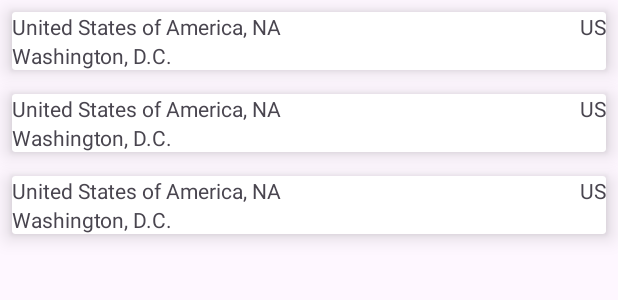
After one commit to davrukin/CountriesList, an Android app: the layout fragment_country_list.xml on its own in the app's theme, with its tools: preview values and no code run, on a phone screen of 412 x 824 dp. The commit adds this screen. Shown: the top 300 px of the screen. Run offline under Robolectric (Android 15) with nearby library versions, the phone set to English and light mode, and no system bars.

Commit message:
Added RecyclerView and Fragment code

```diff
--- a/app/build.gradle.kts
+++ b/app/build.gradle.kts
@@ -59,6 +59,9 @@ dependencies {
 	implementation(libs.material)
 	implementation(libs.androidx.activity)
 	implementation(libs.androidx.constraintlayout)
+	implementation(libs.androidx.cardView)
+	implementation(libs.androidx.fragment)
+	implementation(libs.androidx.recyclerView)
 	implementation(libs.kotlin.coroutines)
 	implementation(libs.kotlin.serialization.json)
 	implementation(libs.retrofit)
--- a/app/src/main/AndroidManifest.xml
+++ b/app/src/main/AndroidManifest.xml
@@ -13,7 +13,7 @@
         android:theme="@style/Theme.CountriesList"
         tools:targetApi="31">
         <activity
-            android:name=".MainActivity"
+            android:name=".presentation.MainActivity"
             android:exported="true">
             <intent-filter>
                 <action android:name="android.intent.action.MAIN" />
--- a/app/src/main/res/layout/activity_main.xml
+++ b/app/src/main/res/layout/activity_main.xml
@@ -5,12 +5,12 @@
     android:id="@+id/main"
     android:layout_width="match_parent"
     android:layout_height="match_parent"
-    tools:context=".MainActivity">
+    tools:context=".presentation.MainActivity">
 
-    <TextView
+    <androidx.fragment.app.FragmentContainerView
+        android:id="@+id/fragment_container_view"
         android:layout_width="wrap_content"
         android:layout_height="wrap_content"
-        android:text="Hello World!"
         app:layout_constraintBottom_toBottomOf="parent"
         app:layout_constraintEnd_toEndOf="parent"
         app:layout_constraintStart_toStartOf="parent"
--- /dev/null
+++ b/app/src/main/res/layout/fragment_country_list.xml
@@ -0,0 +1,14 @@
+<?xml version="1.0" encoding="utf-8"?>
+<LinearLayout xmlns:android="http://schemas.android.com/apk/res/android"
+    android:layout_width="match_parent"
+    android:layout_height="match_parent"
+    xmlns:tools="http://schemas.android.com/tools"
+    android:orientation="vertical">
+
+    <androidx.recyclerview.widget.RecyclerView
+        android:id="@+id/country_list"
+        android:layout_width="match_parent"
+        android:layout_height="match_parent"
+        tools:listitem="@layout/item_country"/>
+
+</LinearLayout>
--- /dev/null
+++ b/app/src/main/res/layout/item_country.xml
@@ -0,0 +1,46 @@
+<?xml version="1.0" encoding="utf-8"?>
+<androidx.cardview.widget.CardView xmlns:android="http://schemas.android.com/apk/res/android"
+    android:layout_width="match_parent"
+    android:layout_height="wrap_content"
+    xmlns:app="http://schemas.android.com/apk/res-auto"
+    android:orientation="vertical"
+    android:layout_margin="8dp"
+    app:cardElevation="8dp"
+    xmlns:tools="http://schemas.android.com/tools">
+
+    <LinearLayout
+        android:layout_width="match_parent"
+        android:layout_height="wrap_content"
+        android:orientation="vertical">
+
+        <LinearLayout
+            android:layout_width="match_parent"
+            android:layout_height="wrap_content"
+            android:orientation="horizontal">
+
+            <TextView
+                android:id="@+id/text_countryNameRegion"
+                android:layout_width="wrap_content"
+                android:layout_height="wrap_content"
+                android:textAlignment="viewStart"
+                tools:text="United States of America, NA"/>
+
+            <TextView
+                android:id="@+id/text_countryCode"
+                android:layout_width="0dp"
+                android:layout_height="wrap_content"
+                android:textAlignment="viewEnd"
+                android:layout_weight="1"
+                tools:text="US"/>
+
+        </LinearLayout>
+
+        <TextView
+            android:id="@+id/text_countryCapital"
+            android:layout_width="wrap_content"
+            android:layout_height="wrap_content"
+            tools:text="Washington, D.C."/>
+
+    </LinearLayout>
+
+</androidx.cardview.widget.CardView>
--- a/app/src/main/res/values/strings.xml
+++ b/app/src/main/res/values/strings.xml
@@ -1,3 +1,4 @@
 <resources>
     <string name="app_name">CountriesList</string>
+    <string name="name_region">%s, %s</string>
 </resources>
--- a/gradle/libs.versions.toml
+++ b/gradle/libs.versions.toml
@@ -17,6 +17,9 @@ retrofit-kotlinx-serialization = "1.0.0"
 okhttp = "4.12.0"
 mockk = "1.13.10"
 coroutines = "1.7.3"
+recyclerView = "1.3.2"
+cardView = "1.0.0"
+fragment = "1.6.2"
 
 [libraries]
 androidx-core-ktx = { group = "androidx.core", name = "core-ktx", version.ref = "coreKtx" }
@@ -24,10 +27,13 @@ junit = { group = "junit", name = "junit", version.ref = "junit" }
 androidx-junit = { group = "androidx.test.ext", name = "junit", version.ref = "junitVersion" }
 androidx-espresso-core = { group = "androidx.test.espresso", name = "espresso-core", version.ref = "espressoCore" }
 androidx-appcompat = { group = "androidx.appcompat", name = "appcompat", version.ref = "appcompat" }
+androidx-fragment = { group = "androidx.fragment", name = "fragment-ktx", version .ref = "fragment" }
 material = { group = "com.google.android.material", name = "material", version.ref = "material" }
 androidx-activity = { group = "androidx.activity", name = "activity", version.ref = "activity" }
 androidx-constraintlayout = { group = "androidx.constraintlayout", name = "constraintlayout", version.ref = "constraintlayout" }
 androidx-lifecycle-runtime-ktx = { group = "androidx.lifecycle", name = "lifecycle-runtime-ktx", version.ref = "lifecycleRuntimeKtx" }
+androidx-recyclerView = { group = "androidx.recyclerview", name = "recyclerview", version.ref = "recyclerView" }
+androidx-cardView = { group = "androidx.cardview", name = "cardview", version.ref = "cardView" }
 retrofit = { group = "com.squareup.retrofit2", name = "retrofit", version.ref = "retrofit" }
 retrofit-kotlinx-serialization = { group = "com.jakewharton.retrofit", name = "retrofit2-kotlinx-serialization-converter", version.ref = "retrofit-kotlinx-serialization"}
 kotlin-coroutines = { group = "org.jetbrains.kotlinx", name = "kotlinx-coroutines-android", version.ref = "coroutines" }
```
Also changed, not shown: app/src/main/java/com/davrukin/countrieslist/MainActivity.kt (deleted, +0 -20 lines), app/src/main/java/com/davrukin/countrieslist/presentation/MainActivity.kt (added, +35 -0 lines), app/src/main/java/com/davrukin/countrieslist/presentation/countryList/CountryListAdapter.kt (added, +44 -0 lines), app/src/main/java/com/davrukin/countrieslist/presentation/countryList/CountryListFragment.kt (added, +28 -0 lines).
